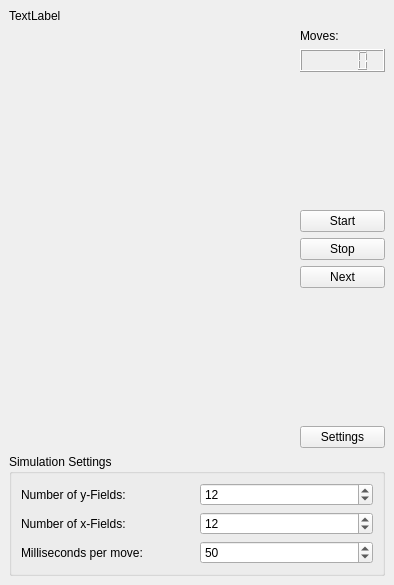
This is simulations/gamecontrols.ui in KDE/kalzium as Qt 5 draws it before an edit. The edited form follows.
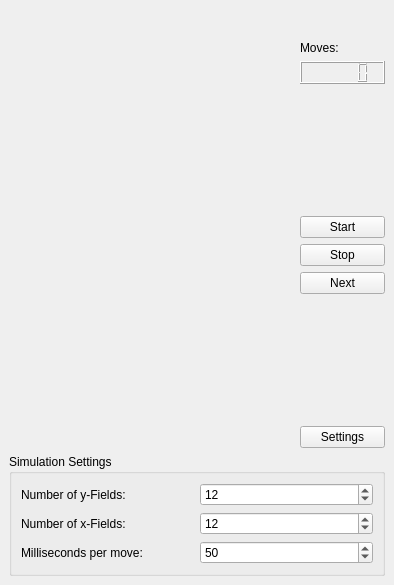
This is the edited form. Custom widgets are drawn as their Qt base class.

Commit message: Remvoe old code, make use of the new design

What changed in the file:
```diff
--- a/simulations/gamecontrols.ui
+++ b/simulations/gamecontrols.ui
@@ -161,8 +161,22 @@
    </item>
    <item row="0" column="0" >
     <widget class="QLabel" name="captionLabel" >
+     <property name="font" >
+      <font>
+       <family>Sans Serif</family>
+       <pointsize>14</pointsize>
+       <weight>75</weight>
+       <italic>false</italic>
+       <bold>true</bold>
+       <underline>false</underline>
+       <strikeout>false</strikeout>
+      </font>
+     </property>
      <property name="text" >
-      <string>TextLabel</string>
+      <string/>
+     </property>
+     <property name="alignment" >
+      <set>Qt::AlignCenter</set>
      </property>
     </widget>
    </item>
```
The commit also changes 2 other files.
